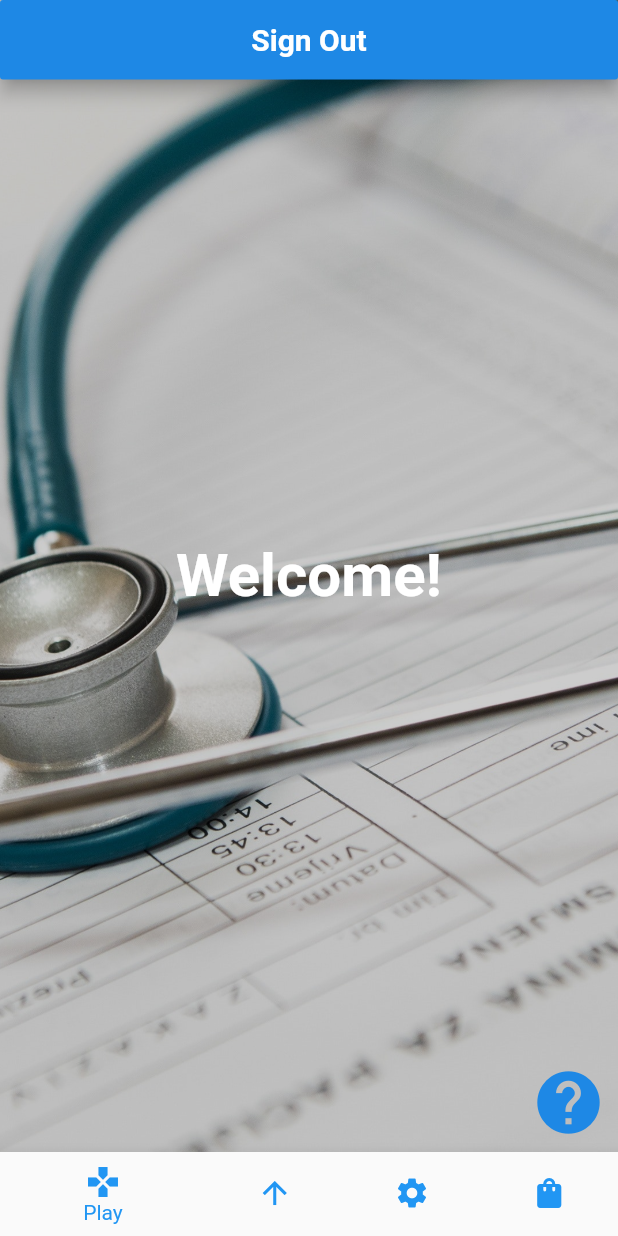
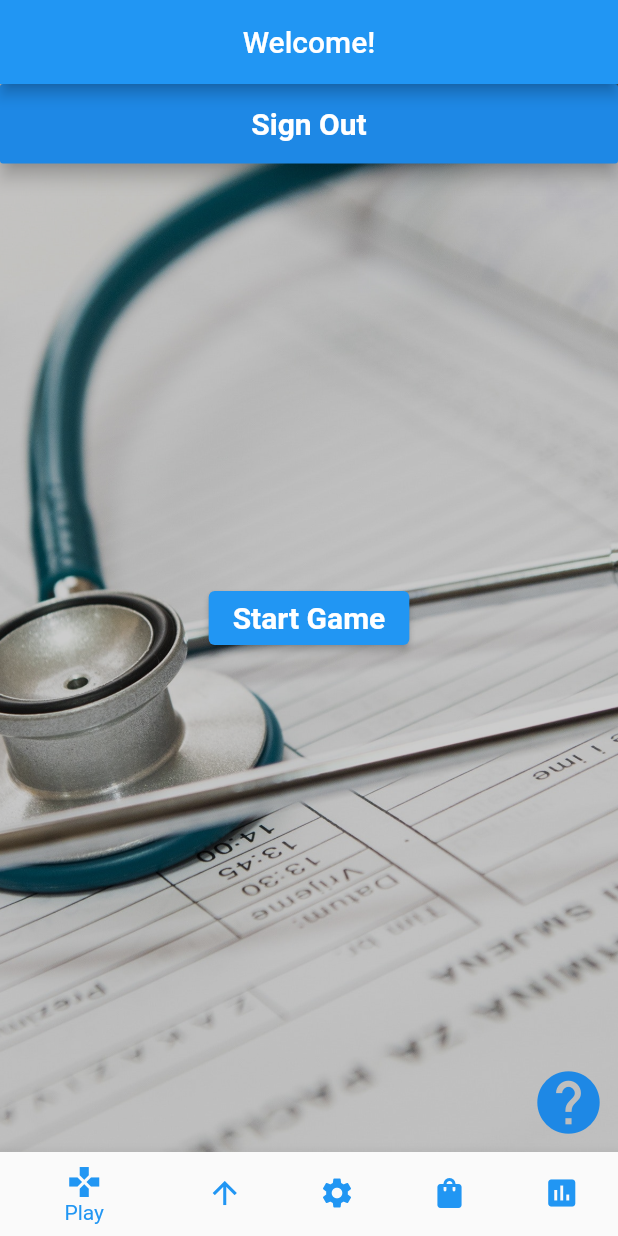
Before and after one commit to hrasheed53/LungDoctor, a Flutter app: the screen it shows after launch, after a tap on "Sign in with Google", on a phone screen of 412 x 824 dp. Run offline on Flutter 3.47's test engine with Material 2 defaults, Android fonts, the phone set to English and light mode, and no system bars; our stand-ins replace firebase_auth, google_sign_in; accounts and stored records are empty; Roboto replaces fonts that are missing (Montserrat).

Commit message:
fixed file structure(navbar), split some things into new files (newfront, stats,xray), playgame button

```diff
--- a/lib/beginningGame.dart
+++ b/lib/beginningGame.dart
@@ -1,78 +1,87 @@
-import 'package:RESP2/main.dart';
 import 'package:flutter/material.dart';
-import 'instructions.dart';
-import 'signIn.dart';
-import 'main.dart';
-import 'navBar.dart';
+import 'package:flutter/rendering.dart';
+import 'settings.dart';
+import 'leaderboard.dart';
+import 'newFrontPage.dart';
+import 'statsPage.dart';
+import 'store.dart';
 
-class Instructions extends StatefulWidget {
+class Instr extends StatefulWidget {
+  Instr({Key key}) : super(key: key);
+
   @override
-  _InstructionsState createState() => _InstructionsState();
+  _InstrState createState() => _InstrState();
 }
 
-class _InstructionsState extends State<Instructions> {
+class _InstrState extends State<Instr> {
+  int _selectedIndex = 0;
+  static const TextStyle optionStyle = TextStyle(
+      fontFamily: 'Montserrat',
+      fontWeight: FontWeight.bold,
+      fontSize: 40,
+      color: Colors.white);
+  final _widgetOptions = [
+    //THIS IS WHERE THE PAGES GO
+
+    new FrontPage(),
+    new LeaderBoard(),
+    new Settings(),
+    new Store(),
+    new StatsPage()
+  ];
+  final _appbarWords = [
+    //HEADERS FOR THE PAGES IN NAVBAR
+    Text('Welcome!'),
+    Text('Leaderboard'),
+    Text('Settings'),
+    Text('Store'),
+    Text('Statistics')
+  ];
+  void _onItemTapped(int index) {
+    setState(() {
+      _selectedIndex = index;
+    });
+  }
+
   @override
   Widget build(BuildContext context) {
     return Scaffold(
+      appBar: AppBar(
+          title: _appbarWords.elementAt(_selectedIndex),
+          leading: Container(),
+          centerTitle: true),
       body: Center(
-        child: Stack(children: <Widget>[
-          Container(
-            decoration: BoxDecoration(
-              image: DecorationImage(
-                image: AssetImage("assets/images/beginningGameBG.jpg"),
-                fit: BoxFit.cover,
-                colorFilter: new ColorFilter.mode(
-                    Colors.black.withOpacity(0.2), BlendMode.darken),
-              ),
-            ),
+        child: _widgetOptions.elementAt(_selectedIndex),
+      ),
+      bottomNavigationBar: BottomNavigationBar(
+        selectedItemColor: Colors.blue,
+        selectedIconTheme: IconThemeData(color: Colors.blue),
+        unselectedItemColor: Colors.red,
+        items: <BottomNavigationBarItem>[
+          BottomNavigationBarItem(
+            icon: Icon(Icons.games, color: Colors.blue),
+            label: 'Play',
           ),
-          Container(
-            alignment: Alignment.center,
-            child: Text('Welcome!',
-                style: TextStyle(
-                    fontFamily: 'Montserrat',
-                    fontWeight: FontWeight.bold,
-                    fontSize: 40,
-                    color: Colors.white)),
+          BottomNavigationBarItem(
+            icon: Icon(Icons.arrow_upward, color: Colors.blue),
+            label: 'Leaderboard',
           ),
-          Align(
-            alignment: Alignment.bottomRight,
-            child: IconButton(
-              icon: Icon(Icons.help, color: Colors.blue[600]),
-              iconSize: 50,
-              onPressed: () {
-                Navigator.push(
-                    context,
-                    MaterialPageRoute(
-                      builder: (context) => Inst(),
-                    ));
-              },
-            ),
+          BottomNavigationBarItem(
+            icon: Icon(Icons.settings, color: Colors.blue),
+            label: 'Settings',
           ),
-          MaterialButton(
-              elevation: 5.0,
-              minWidth: MediaQuery.of(context).size.width,
-              padding: EdgeInsets.fromLTRB(20.0, 15.0, 20.0, 15.0),
-              color: Colors.blue[600],
-              onPressed: () {
-                signOutGoogle();
-                Navigator.of(context).pushAndRemoveUntil(
-                    MaterialPageRoute(builder: (context) {
-                  return LoginPage();
-                }), ModalRoute.withName('/'));
-              },
-              child: Text(
-                "Sign Out",
-                textAlign: TextAlign.center,
-                style: TextStyle(
-                    fontFamily: 'Montserrat',
-                    fontSize: 20.0,
-                    color: Colors.white,
-                    fontWeight: FontWeight.bold),
-              )),
-        ]),
+          BottomNavigationBarItem(
+            icon: Icon(Icons.shopping_bag, color: Colors.blue),
+            label: 'Store',
+          ),
+          BottomNavigationBarItem(
+            icon: Icon(Icons.poll, color: Colors.blue),
+            label: 'Stats',
+          ),
+        ],
+        currentIndex: _selectedIndex,
+        onTap: _onItemTapped,
       ),
-      bottomNavigationBar: navBar(),
     );
   }
 }
--- a/lib/gamePlay.dart
+++ b/lib/gamePlay.dart
@@ -1,9 +1,6 @@
-import 'package:RESP2/beginningGame.dart';
 import 'package:RESP2/patientcard.dart';
 import 'package:RESP2/instructions.dart';
 import 'package:flutter/material.dart';
-import 'navBar.dart';
-import 'package:flutter/src/rendering/box.dart';
 
 class Game extends StatefulWidget {
   Game({Key key, this.title}) : super(key: key);
@@ -36,7 +33,7 @@ class _GameState extends State<Game> {
           subtitle: entirePage(),
         ),
       ),
-      bottomNavigationBar: navBar(),
+      // bottomNavigationBar: navBar(),
     );
   }
 
--- a/lib/main.dart
+++ b/lib/main.dart
@@ -67,7 +67,7 @@ class _LoginFieldsState extends State<LoginFields> {
             Navigator.of(context).push(
               MaterialPageRoute(
                 builder: (context) {
-                  return Instructions();
+                  return Instr();
                 },
               ),
             );
--- a/lib/navBar.dart
+++ /dev/null
@@ -1,77 +0,0 @@
-import 'package:RESP2/main.dart';
-import 'package:flutter/material.dart';
-import 'gamePlay.dart';
-import 'leaderboard.dart';
-import 'settings.dart';
-import 'store.dart';
-
-class navBar extends StatefulWidget {
-  @override
-  _navBarState createState() => _navBarState();
-}
-
-class _navBarState extends State<navBar> {
-  int _selectedIndex = 0;
-  void _onItemTapped(int index) {
-    setState(() {
-      _selectedIndex = index;
-    });
-    if (_selectedIndex == 0) {
-      Navigator.push(
-          context,
-          MaterialPageRoute(
-            builder: (context) => Game(),
-          ));
-    }
-    if (_selectedIndex == 1) {
-      Navigator.push(
-          context,
-          MaterialPageRoute(
-            builder: (context) => LeaderBoard(),
-          ));
-    }
-    if (_selectedIndex == 2) {
-      Navigator.push(
-          context,
-          MaterialPageRoute(
-            builder: (context) => Settings(),
-          ));
-    }
-    if (_selectedIndex == 3) {
-      Navigator.push(
-          context,
-          MaterialPageRoute(
-            builder: (context) => Store(),
-          ));
-    }
-  }
-
-  @override
-  Widget build(BuildContext context) {
-    return BottomNavigationBar(
-      selectedItemColor: Colors.blue,
-      selectedIconTheme: IconThemeData(color: Colors.blue),
-      unselectedItemColor: Colors.red,
-      items: <BottomNavigationBarItem>[
-        BottomNavigationBarItem(
-          icon: Icon(Icons.games, color: Colors.blue),
-          label: 'Play',
-        ),
-        BottomNavigationBarItem(
-          icon: Icon(Icons.arrow_upward, color: Colors.blue),
-          label: 'Leader Board',
-        ),
-        BottomNavigationBarItem(
-          icon: Icon(Icons.settings, color: Colors.blue),
-          label: 'Settings',
-        ),
-        BottomNavigationBarItem(
-          icon: Icon(Icons.shopping_bag, color: Colors.blue),
-          label: 'Store',
-        ),
-      ],
-      currentIndex: _selectedIndex,
-      onTap: _onItemTapped,
-    );
-  }
-}
--- /dev/null
+++ b/lib/newFrontPage.dart
@@ -0,0 +1,86 @@
+import 'package:RESP2/gamePlay.dart';
+import 'package:RESP2/main.dart';
+import 'package:flutter/material.dart';
+import 'package:flutter/rendering.dart';
+import 'instructions.dart';
+import 'signIn.dart';
+import 'main.dart';
+
+//import 'navBar.dart';
+
+class FrontPage extends StatefulWidget {
+  FrontPage({Key key}) : super(key: key);
+  @override
+  FrontPageState createState() => FrontPageState();
+}
+
+class FrontPageState extends State<FrontPage> {
+  @override
+  Widget build(BuildContext context) {
+    return Scaffold(
+        body: Center(
+      child: Stack(children: <Widget>[
+        Container(
+          decoration: BoxDecoration(
+            image: DecorationImage(
+              image: AssetImage("assets/images/beginningGameBG.jpg"),
+              fit: BoxFit.cover,
+              colorFilter: new ColorFilter.mode(
+                  Colors.black.withOpacity(0.2), BlendMode.darken),
+            ),
+          ),
+        ),
+        Container(
+            alignment: Alignment.center,
+            child: ElevatedButton(
+                child: Text("Start Game",
+                    style: TextStyle(
+                        fontFamily: 'Montserrat',
+                        fontSize: 20.0,
+                        color: Colors.white,
+                        fontWeight: FontWeight.bold)),
+                onPressed: () {
+                  Navigator.push(
+                    context,
+                    MaterialPageRoute(builder: (context) => Game()),
+                  );
+                })),
+        Align(
+          alignment: Alignment.bottomRight,
+          child: IconButton(
+            icon: Icon(Icons.help, color: Colors.blue[600]),
+            iconSize: 50,
+            onPressed: () {
+              Navigator.push(
+                  context,
+                  MaterialPageRoute(
+                    builder: (context) => Inst(),
+                  ));
+            },
+          ),
+        ),
+        MaterialButton(
+            elevation: 5.0,
+            minWidth: MediaQuery.of(context).size.width,
+            padding: EdgeInsets.fromLTRB(20.0, 15.0, 20.0, 15.0),
+            color: Colors.blue[600],
+            onPressed: () {
+              signOutGoogle();
+              Navigator.of(context).pushAndRemoveUntil(
+                  MaterialPageRoute(builder: (context) {
+                return LoginPage();
+              }), ModalRoute.withName('/'));
+            },
+            child: Text(
+              "Sign Out",
+              textAlign: TextAlign.center,
+              style: TextStyle(
+                  fontFamily: 'Montserrat',
+                  fontSize: 20.0,
+                  color: Colors.white,
+                  fontWeight: FontWeight.bold),
+            )),
+      ]),
+    ));
+  }
+}
--- a/lib/testResults.dart
+++ b/lib/testResults.dart
@@ -76,12 +76,6 @@ class _TestsState extends State<Tests> {
               leading: Text('16'),
               title: Text("Lactate"),
               subtitle: Text("2.4")),
-          FlatButton(
-            onPressed: () {
-              Navigator.pop(context);
-            },
-            child: Text('Go back!'),
-          ),
         ],
       ),
     );
```
Also changed, not shown: lib/instructions.dart (+47 -27 lines), lib/leaderboard.dart (+1 -63 lines), lib/patientcard.dart (+4 -27 lines), lib/sabatogeInstructions.dart (+27 -16 lines), lib/settings.dart (+24 -21 lines), lib/statsPage.dart (added, +24 -0 lines), lib/store.dart (+34 -32 lines), lib/xrayResults.dart (added, +30 -0 lines).
